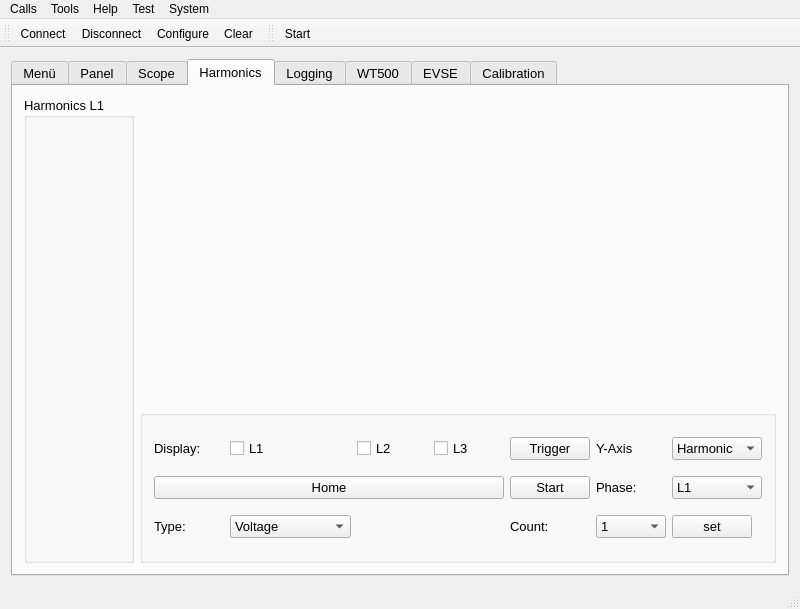
Above: PSOM Connect/gui/mainwindow.ui from NilsMinor/PSOM-Connect before the change. Below: the same form after it.
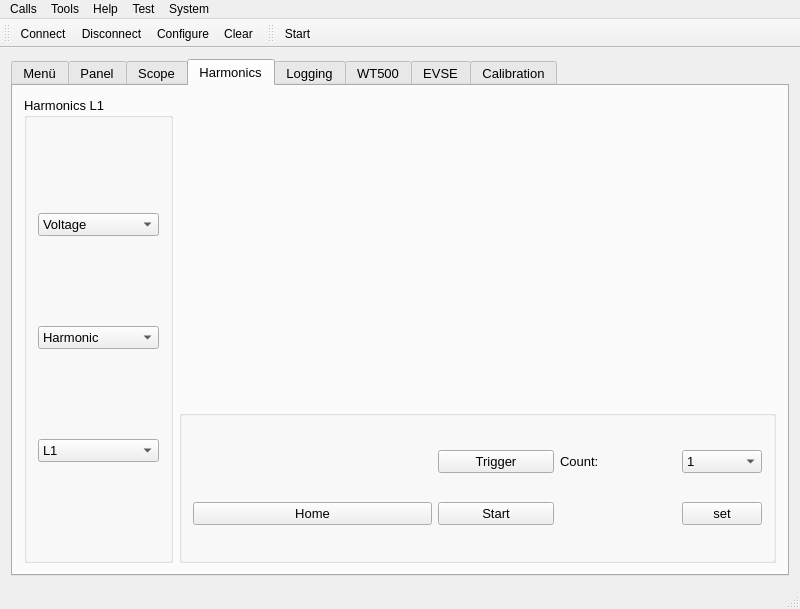
That is the form after the change. The open tabs and pages were chosen to show the change. Icons and pictures are not drawn.

Patch:
```diff
--- a/PSOM Connect/gui/mainwindow.ui
+++ b/PSOM Connect/gui/mainwindow.ui
@@ -1024,47 +1024,14 @@
            <string/>
           </property>
           <layout class="QGridLayout" name="gridLayout_22">
-           <item row="0" column="5">
-            <widget class="QLabel" name="label_69">
+           <item row="0" column="3">
+            <widget class="QLabel" name="label_5">
              <property name="text">
-              <string>Y-Axis</string>
+              <string>Count:</string>
              </property>
             </widget>
            </item>
-           <item row="0" column="6">
-            <widget class="QComboBox" name="cBHarmonicsAxisStyle">
-             <item>
-              <property name="text">
-               <string>Harmonic</string>
-              </property>
-             </item>
-             <item>
-              <property name="text">
-               <string>Frequency</string>
-              </property>
-             </item>
-            </widget>
-           </item>
-           <item row="1" column="6">
-            <widget class="QComboBox" name="comboBox_5">
-             <item>
-              <property name="text">
-               <string>L1</string>
-              </property>
-             </item>
-             <item>
-              <property name="text">
-               <string>L2</string>
-              </property>
-             </item>
-             <item>
-              <property name="text">
-               <string>L3</string>
-              </property>
-             </item>
-            </widget>
-           </item>
-           <item row="2" column="6">
+           <item row="1" column="4">
             <widget class="QPushButton" name="pBSetHarmonicsCount">
              <property name="sizePolicy">
               <sizepolicy hsizetype="Maximum" vsizetype="Fixed">
@@ -1077,7 +1044,7 @@
              </property>
             </widget>
            </item>
-           <item row="1" column="4">
+           <item row="1" column="2">
             <widget class="QPushButton" name="pBStartHarmonics">
              <property name="sizePolicy">
               <sizepolicy hsizetype="Preferred" vsizetype="Fixed">
@@ -1090,14 +1057,7 @@
              </property>
             </widget>
            </item>
-           <item row="0" column="0">
-            <widget class="QLabel" name="label_71">
-             <property name="text">
-              <string>Display:</string>
-             </property>
-            </widget>
-           </item>
-           <item row="0" column="4">
+           <item row="0" column="2">
             <widget class="QPushButton" name="pBTriggerHarmonics">
              <property name="sizePolicy">
               <sizepolicy hsizetype="Preferred" vsizetype="Preferred">
@@ -1110,52 +1070,7 @@
              </property>
             </widget>
            </item>
-           <item row="0" column="3">
-            <widget class="QCheckBox" name="checkBoxDisplayL3">
-             <property name="text">
-              <string>L3</string>
-             </property>
-            </widget>
-           </item>
-           <item row="2" column="1">
-            <widget class="QComboBox" name="cBHarmonicsType">
-             <item>
-              <property name="text">
-               <string>Voltage</string>
-              </property>
-             </item>
-             <item>
-              <property name="text">
-               <string>Current</string>
-              </property>
-             </item>
-             <item>
-              <property name="text">
-               <string>Active Power</string>
-              </property>
-             </item>
-             <item>
-              <property name="text">
-               <string>Reactive Power</string>
-              </property>
-             </item>
-            </widget>
-           </item>
-           <item row="0" column="1">
-            <widget class="QCheckBox" name="checkBoxDisplayL1">
-             <property name="text">
-              <string>L1</string>
-             </property>
-            </widget>
-           </item>
-           <item row="0" column="2">
-            <widget class="QCheckBox" name="checkBoxDisplayL2">
-             <property name="text">
-              <string>L2</string>
-             </property>
-            </widget>
-           </item>
-           <item row="1" column="0" colspan="4">
+           <item row="1" column="0" colspan="2">
             <widget class="QPushButton" name="pushButtonHarmonicsHome">
              <property name="sizePolicy">
               <sizepolicy hsizetype="Preferred" vsizetype="Fixed">
@@ -1172,21 +1087,7 @@
              </property>
             </widget>
            </item>
-           <item row="1" column="5">
-            <widget class="QLabel" name="label_70">
-             <property name="text">
-              <string>Phase:</string>
-             </property>
-            </widget>
-           </item>
-           <item row="2" column="0">
-            <widget class="QLabel" name="label_3">
-             <property name="text">
-              <string>Type:</string>
-             </property>
-            </widget>
-           </item>
-           <item row="2" column="5">
+           <item row="0" column="4">
             <widget class="QComboBox" name="cBHarmonicsCount">
              <item>
               <property name="text">
@@ -1245,13 +1146,6 @@
              </item>
             </widget>
            </item>
-           <item row="2" column="4">
-            <widget class="QLabel" name="label_5">
-             <property name="text">
-              <string>Count:</string>
-             </property>
-            </widget>
-           </item>
           </layout>
           <zorder>pushButtonHarmonicsHome</zorder>
           <zorder>checkBoxDisplayL3</zorder>
@@ -1296,6 +1190,63 @@
              </property>
             </layout>
            </item>
+           <item>
+            <widget class="QComboBox" name="cBHarmonicsType">
+             <item>
+              <property name="text">
+               <string>Voltage</string>
+              </property>
+             </item>
+             <item>
+              <property name="text">
+               <string>Current</string>
+              </property>
+             </item>
+             <item>
+              <property name="text">
+               <string>Active Power</string>
+              </property>
+             </item>
+             <item>
+              <property name="text">
+               <string>Reactive Power</string>
+              </property>
+             </item>
+            </widget>
+           </item>
+           <item>
+            <widget class="QComboBox" name="cBHarmonicsAxisStyle">
+             <item>
+              <property name="text">
+               <string>Harmonic</string>
+              </property>
+             </item>
+             <item>
+              <property name="text">
+               <string>Frequency</string>
+              </property>
+             </item>
+            </widget>
+           </item>
+           <item>
+            <widget class="QComboBox" name="comboBox_5">
+             <item>
+              <property name="text">
+               <string>L1</string>
+              </property>
+             </item>
+             <item>
+              <property name="text">
+               <string>L2</string>
+              </property>
+             </item>
+             <item>
+              <property name="text">
+               <string>L3</string>
+              </property>
+             </item>
+            </widget>
+           </item>
           </layout>
          </widget>
         </item>
@@ -1623,7 +1574,21 @@
          </item>
          <item row="1" column="1">
           <layout class="QGridLayout" name="gridLayout_13">
-           <item row="5" column="0">
+           <item row="1" column="0">
+            <widget class="QLabel" name="label_3">
+             <property name="text">
+              <string>Costs</string>
+             </property>
+            </widget>
+           </item>
+           <item row="1" column="1">
+            <widget class="QLabel" name="labelEVSECosts">
+             <property name="text">
+              <string>0.0000</string>
+             </property>
+            </widget>
+           </item>
+           <item row="7" column="0">
             <spacer name="verticalSpacer_3">
              <property name="orientation">
               <enum>Qt::Vertical</enum>
```
Left out of the diff: 122 changed lines with no effect on the pictures.
